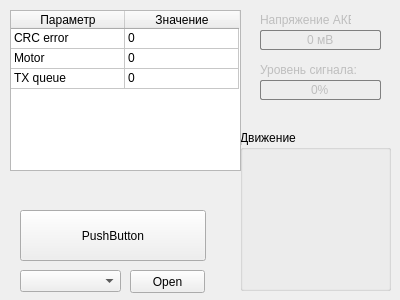
Old version of the form dthard-gui/mainwindow.ui in the repository Ursadon/Dithard.
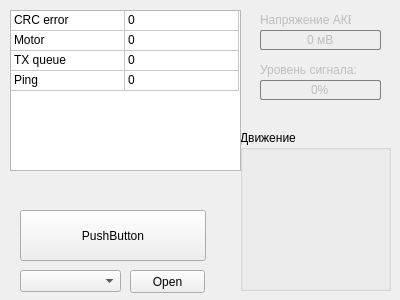
New version of the form. Icons and pictures are not drawn.

Patch:
```diff
--- a/dthard-gui/mainwindow.ui
+++ b/dthard-gui/mainwindow.ui
@@ -370,13 +370,13 @@
      <bool>false</bool>
     </property>
     <property name="rowCount">
-     <number>3</number>
+     <number>4</number>
     </property>
     <property name="columnCount">
      <number>2</number>
     </property>
     <attribute name="horizontalHeaderVisible">
-     <bool>true</bool>
+     <bool>false</bool>
     </attribute>
     <attribute name="horizontalHeaderCascadingSectionResizes">
      <bool>false</bool>
@@ -408,6 +408,11 @@
       <string>TX queue</string>
      </property>
     </row>
+    <row>
+     <property name="text">
+      <string>Ping</string>
+     </property>
+    </row>
     <column>
      <property name="text">
       <string>Параметр</string>
@@ -448,6 +453,16 @@
       <string>0</string>
      </property>
     </item>
+    <item row="3" column="0">
+     <property name="text">
+      <string>Ping</string>
+     </property>
+    </item>
+    <item row="3" column="1">
+     <property name="text">
+      <string>0</string>
+     </property>
+    </item>
    </widget>
   </widget>
  </widget>
```
